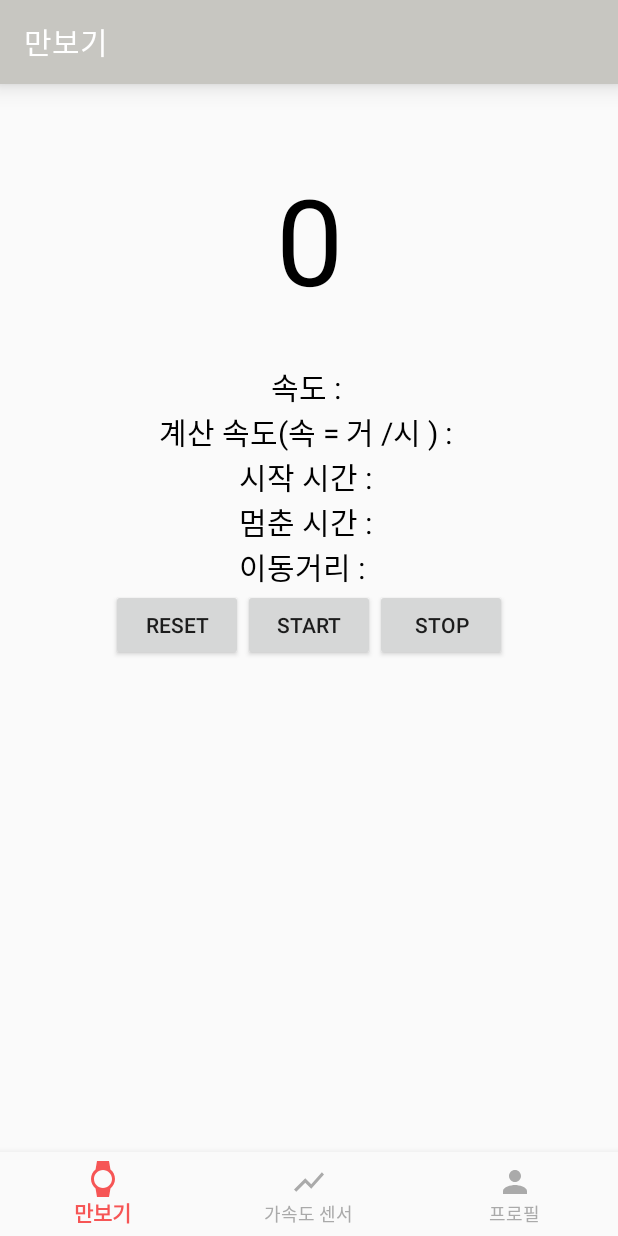
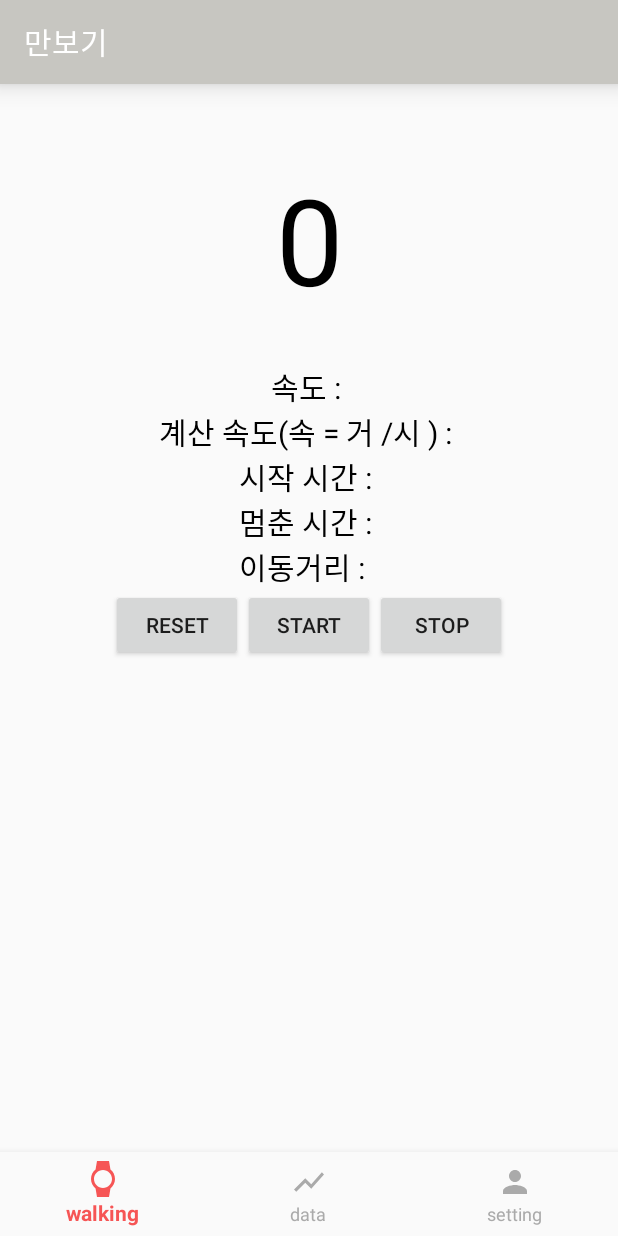
Before and after one commit to call203/walkingResearch2, an Android app: the BottomNaviActivity screen opened directly, with no data from a screen before it, on a phone screen of 412 x 824 dp. Run offline under Robolectric (Android 15) with nearby library versions, the phone set to English and light mode, and no system bars; our stand-ins replace Firebase (no records; nobody signed in at launch, a user with empty details on screens opened directly).

Commit message:
fixxed some error

```diff
--- a/app/src/main/res/menu/bottom_menu.xml
+++ b/app/src/main/res/menu/bottom_menu.xml
@@ -4,15 +4,15 @@
     <item
         android:id="@+id/Pedometer"
         android:icon="@drawable/ic_count"
-        android:title="만보기"/>
+        android:title="walking"/>
     <item
         android:id="@+id/acceleration"
         android:icon="@drawable/graph"
-        android:title="가속도 센서"/>
+        android:title="data"/>
 
     <item
         android:id="@+id/profile"
         android:icon="@drawable/ic_person"
-        android:title="프로필"/>
+        android:title="setting"/>
 
 </menu>
```
Also changed, not shown: app/src/main/java/org/walkpackage/notification/RegisterActivity.java (+3 -10 lines).
